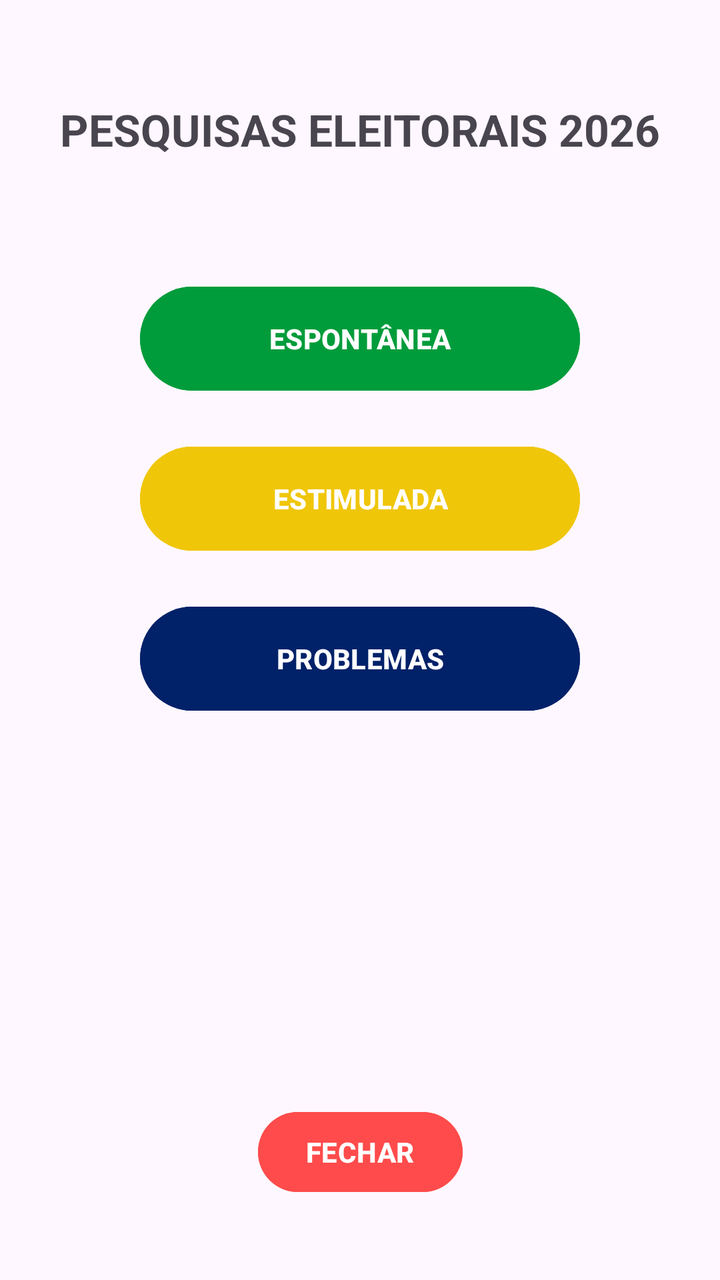
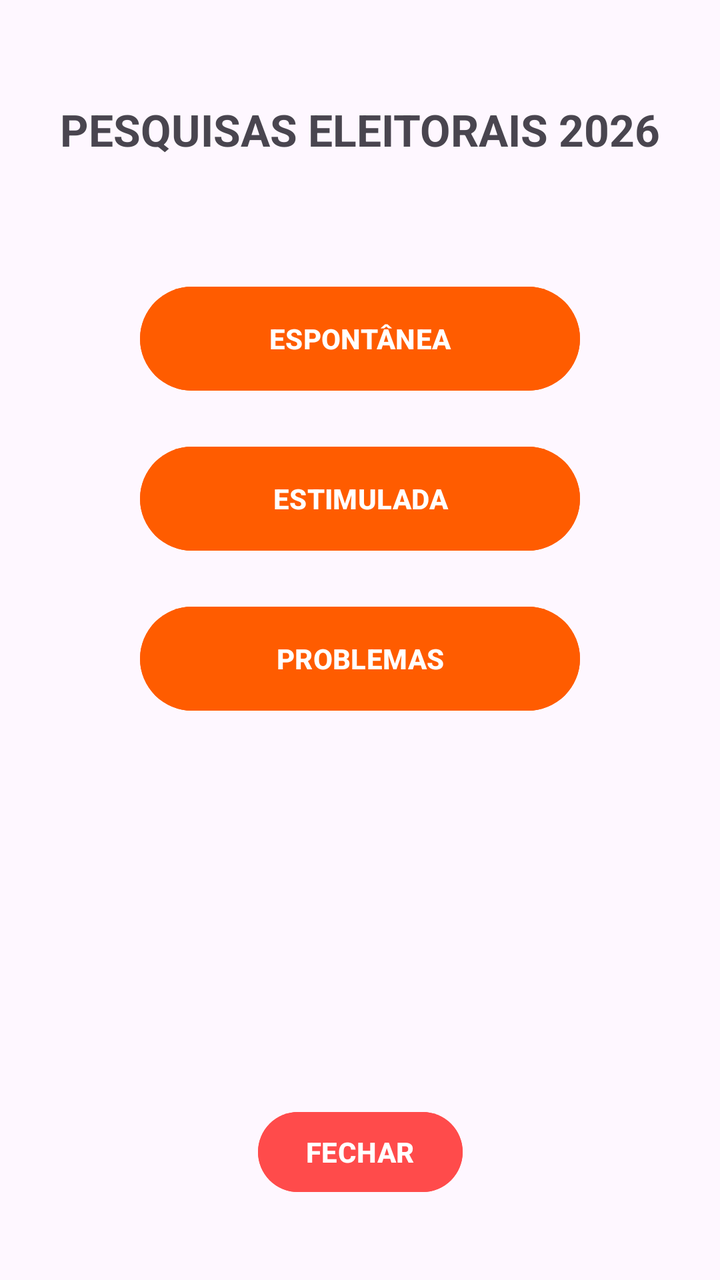

Screens rendered from an Android XML layout before and after an edit, with the pre-edit source and the edit as a unified diff.
<!-- AndroidManifest.xml: application theme Theme.Eleitoral -->
<!-- res/layout/activity_entrevista.xml -->
<?xml version="1.0" encoding="utf-8"?>
<androidx.constraintlayout.widget.ConstraintLayout
    xmlns:android="http://schemas.android.com/apk/res/android"
    xmlns:app="http://schemas.android.com/apk/res-auto"
    xmlns:tools="http://schemas.android.com/tools"
    android:id="@+id/main"
    android:layout_width="match_parent"
    android:layout_height="match_parent"
    tools:context=".EntrevistaActivity">

    <TextView
        android:id="@+id/tvTitulo"
        android:layout_width="wrap_content"
        android:layout_height="wrap_content"
        android:layout_marginTop="50dp"
        android:text="PESQUISAS ELEITORAIS 2026"
        android:textSize="22sp"
        android:textStyle="bold"
        app:layout_constraintEnd_toEndOf="parent"
        app:layout_constraintStart_toStartOf="parent"
        app:layout_constraintTop_toTopOf="parent" />

    <Button
        android:id="@+id/btEsp"
        android:layout_width="220dp"
        android:layout_height="60dp"
        android:layout_marginTop="60dp"
        android:backgroundTint="#009C3B"
        android:text="ESPONTÂNEA"
        android:textColor="#FFFFFF"
        android:textStyle="bold"
        app:layout_constraintEnd_toEndOf="parent"
        app:layout_constraintStart_toStartOf="parent"
        app:layout_constraintTop_toBottomOf="@id/tvTitulo" />

    <Button
        android:id="@+id/btEst"
        android:layout_width="220dp"
        android:layout_height="60dp"
        android:layout_marginTop="20dp"
        android:backgroundTint="#F0C609"
        android:text="ESTIMULADA"
        android:textColor="#FFFFFF"
        android:textStyle="bold"
        app:layout_constraintEnd_toEndOf="parent"
        app:layout_constraintStart_toStartOf="parent"
        app:layout_constraintTop_toBottomOf="@id/btEsp" />

    <Button
        android:id="@+id/btPro"
        android:layout_width="220dp"
        android:layout_height="60dp"
        android:layout_marginTop="20dp"
        android:backgroundTint="#012169"
        android:text="PROBLEMAS"
        android:textColor="#FFFFFF"
        android:textStyle="bold"
        app:layout_constraintEnd_toEndOf="parent"
        app:layout_constraintStart_toStartOf="parent"
        app:layout_constraintTop_toBottomOf="@id/btEst" />

    <Button
        android:id="@+id/btEnd1"
        android:layout_width="wrap_content"
        android:layout_height="wrap_content"
        android:layout_marginBottom="40dp"
        android:backgroundTint="#FF4B4B"
        android:text="FECHAR"
        android:textColor="#FFFFFF"
        android:textStyle="bold"
        app:layout_constraintBottom_toBottomOf="parent"
        app:layout_constraintEnd_toEndOf="parent"
        app:layout_constraintStart_toStartOf="parent" />

</androidx.constraintlayout.widget.ConstraintLayout>
<!-- resources referenced by this layout -->
<resources>
  <style name="Theme.Eleitoral" parent="Base.Theme.Eleitoral" />
  <style name="Base.Theme.Eleitoral" parent="Theme.Material3.DayNight.NoActionBar">
          
          
      </style>
</resources>

<!-- the commit's change to res/layout/activity_entrevista.xml (unified diff, before → after) -->
@@ -25,7 +25,7 @@
         android:layout_width="220dp"
         android:layout_height="60dp"
         android:layout_marginTop="60dp"
-        android:backgroundTint="#009C3B"
+        android:backgroundTint="#FF5C00"
         android:text="ESPONTÂNEA"
         android:textColor="#FFFFFF"
         android:textStyle="bold"
@@ -38,7 +38,7 @@
         android:layout_width="220dp"
         android:layout_height="60dp"
         android:layout_marginTop="20dp"
-        android:backgroundTint="#F0C609"
+        android:backgroundTint="#FF5C00"
         android:text="ESTIMULADA"
         android:textColor="#FFFFFF"
         android:textStyle="bold"
@@ -51,7 +51,7 @@
         android:layout_width="220dp"
         android:layout_height="60dp"
         android:layout_marginTop="20dp"
-        android:backgroundTint="#012169"
+        android:backgroundTint="#FF5C00"
         android:text="PROBLEMAS"
         android:textColor="#FFFFFF"
         android:textStyle="bold"
